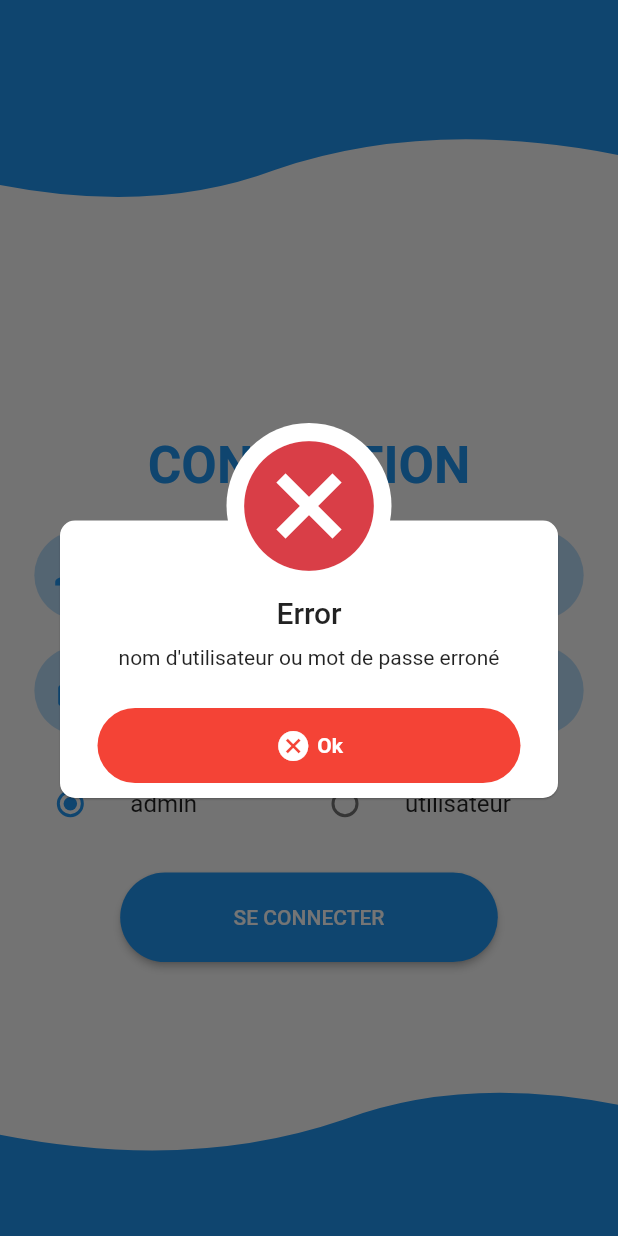
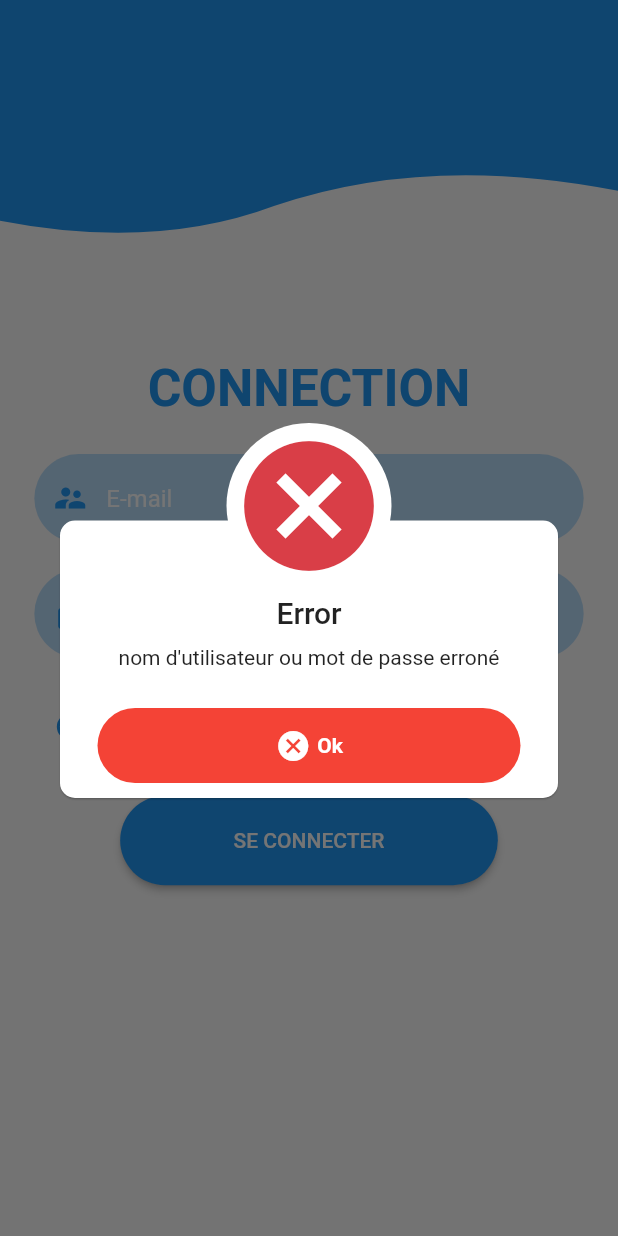
Before and after one commit to BrahimTuijine/security_camera_project, a Flutter app: the Dashboard screen opened directly, after a tap on the "logout" icon, after a tap on "SE CONNECTER", on a phone screen of 412 x 824 dp. Run offline on Flutter 3.47's test engine with Material 2 defaults, Android fonts, the phone set to English and light mode, and no system bars; our stand-ins replace awesome_dialog, equatable, flutter_bloc, flutter_custom_clippers, flutter_hooks, flutter_screenutil and 4 more; accounts and stored records are empty.

Commit message:
fix login

```diff
--- a/lib/auth/login_page.dart
+++ b/lib/auth/login_page.dart
@@ -18,17 +18,17 @@ class LoginPage extends HookWidget {
   Widget build(BuildContext context) {
     final isAdmin = useState<int>(0);
     return Scaffold(
-        resizeToAvoidBottomInset: false,
-        body: Form(
+        body: SingleChildScrollView(
+      child: Form(
         key: formKey,
         child: Column(
           // crossAxisAlignment: CrossAxisAlignment.center,
-            mainAxisAlignment: MainAxisAlignment.spaceBetween,
+          // mainAxisAlignment: MainAxisAlignment.spaceBetween,
           children: <Widget>[
             ClipPath(
               clipper: WaveClipperTwo(),
               child: Container(
-                  height: 120.h,
+                height: 140.h,
                 color: Colors.blue,
               ),
             ),
@@ -134,13 +134,12 @@ class LoginPage extends HookWidget {
                           onPressed: () {
                             if (formKey.currentState!.validate()) {
                               formKey.currentState!.save();
-                                if (email == 'admin@gmail.com' &&
-                                    password == 'admin') {
+                              if (email.trim() == 'admin@gmail.com' &&
+                                  password.trim() == 'admin') {
                                 Navigator.pushReplacement(
                                   context,
                                   MaterialPageRoute(
-                                        builder: (context) =>
-                                            const Dashboard()),
+                                      builder: (context) => const Dashboard()),
                                 );
                               } else {
                                 AwesomeDialog(
@@ -168,14 +167,15 @@ class LoginPage extends HookWidget {
                 ),
               ),
             ),
-              ClipPath(
-                clipper: WaveClipperTwo(reverse: true, flip: true),
-                child: Container(
-                  height: 90.h,
-                  color: Colors.blue,
+            // ClipPath(
+            //   clipper: WaveClipperTwo(reverse: true, flip: true),
+            //   child: Container(
+            //     height: 90.h,
+            //     color: Colors.blue,
+            //   ),
+            // ),
+          ],
         ),
-              ),
-            ],
       ),
     ));
   }
--- a/lib/dashboard/dashboard.dart
+++ b/lib/dashboard/dashboard.dart
@@ -10,15 +10,15 @@ class Dashboard extends HookWidget {
 
   static const TextStyle optionStyle =
       TextStyle(fontSize: 30, fontWeight: FontWeight.w600);
-  static const List<Widget> _widgetOptions = <Widget>[
+  static final List<Widget> _widgetOptions = <Widget>[
     HomePage(),
-    Center(
+    const Center(
       child: Text(
         'Camera',
         style: optionStyle,
       ),
     ),
-    AddUser()
+    const AddUser()
   ];
 
   @override
--- a/lib/home/home.dart
+++ b/lib/home/home.dart
@@ -1,9 +1,19 @@
 import 'package:flutter/material.dart';
 import 'package:flutter_hooks/flutter_hooks.dart';
 import 'package:security_camera_project/auth/login_page.dart';
+import 'package:syncfusion_flutter_charts/charts.dart';
+import 'package:syncfusion_flutter_charts/sparkcharts.dart';
 
 class HomePage extends HookWidget {
-  const HomePage({Key? key}) : super(key: key);
+  HomePage({Key? key}) : super(key: key);
+
+  final List<_SalesData> data = [
+    _SalesData('Jan', 35),
+    _SalesData('Feb', 28),
+    _SalesData('Mar', 34),
+    _SalesData('Apr', 32),
+    _SalesData('May', 40)
+  ];
 
   @override
   Widget build(BuildContext context) {
@@ -23,7 +33,52 @@ class HomePage extends HookWidget {
           ),
         ],
       ),
-      body: Container(),
+      body: Column(children: [
+        //Initialize the chart widget
+        SfCartesianChart(
+            primaryXAxis: CategoryAxis(),
+            // Chart title
+            title: ChartTitle(text: 'Analysis'),
+            // Enable legend
+            legend: Legend(isVisible: true),
+            // Enable tooltip
+            tooltipBehavior: TooltipBehavior(enable: true),
+            series: <ChartSeries<_SalesData, String>>[
+              LineSeries<_SalesData, String>(
+                  dataSource: data,
+                  xValueMapper: (_SalesData sales, _) => sales.year,
+                  yValueMapper: (_SalesData sales, _) => sales.sales,
+                  name: 'Sales',
+                  // Enable data label
+                  dataLabelSettings: const DataLabelSettings(isVisible: true))
+            ]),
+        Expanded(
+          child: Padding(
+            padding: const EdgeInsets.all(8.0),
+            //Initialize the spark charts widget
+            child: SfSparkLineChart.custom(
+              //Enable the trackball
+              trackball: const SparkChartTrackball(
+                  activationMode: SparkChartActivationMode.tap),
+              //Enable marker
+              marker: const SparkChartMarker(
+                  displayMode: SparkChartMarkerDisplayMode.all),
+              //Enable data label
+              labelDisplayMode: SparkChartLabelDisplayMode.all,
+              xValueMapper: (int index) => data[index].year,
+              yValueMapper: (int index) => data[index].sales,
+              dataCount: 5,
+            ),
+          ),
+        )
+      ]),
     );
   }
 }
+
+class _SalesData {
+  _SalesData(this.year, this.sales);
+
+  final String year;
+  final double sales;
+}
--- a/pubspec.yaml
+++ b/pubspec.yaml
@@ -41,6 +41,7 @@ dependencies:
   line_icons: ^2.0.1
 
   shared_preferences: ^2.1.0
+  syncfusion_flutter_charts: ^21.2.3
 
 dev_dependencies:
   flutter_lints: ^2.0.0
```
Also changed, not shown: pubspec.lock. Lines whose indentation alone changed are shown as unchanged.
